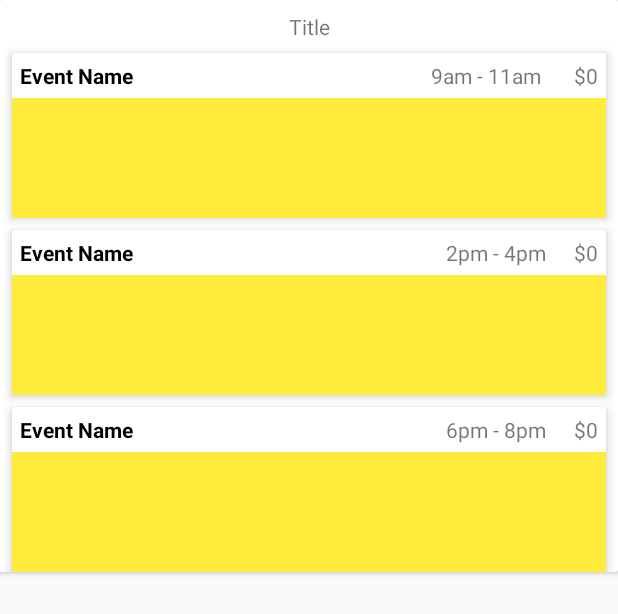
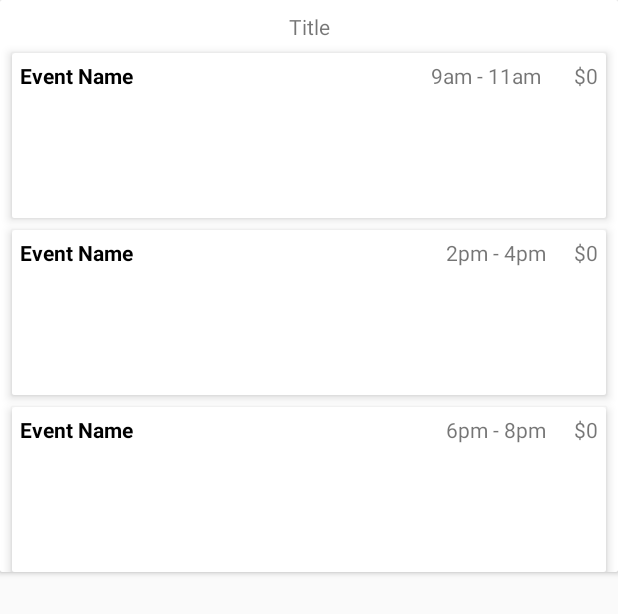
Before and after one commit to baes-of-fbu/Personalized-Itinerary-Generator-, an Android app: the layout item_day_plan.xml on its own in the app's theme, with its tools: preview values and no code run, on a phone screen of 412 x 824 dp. Shown: the top 614 px of the screen. Run offline under Robolectric (Android 15) with nearby library versions, the phone set to English and light mode, and no system bars.

Commit message:
Changed backgrounds to white

```diff
--- a/app/src/main/res/drawable/rounded_btn.xml
+++ b/app/src/main/res/drawable/rounded_btn.xml
@@ -9,5 +9,4 @@
         android:left="10dp"
         android:right="10dp"
         android:top="5dp"/>
-
 </shape>
--- a/app/src/main/res/layout/fragment_compose.xml
+++ b/app/src/main/res/layout/fragment_compose.xml
@@ -133,7 +133,7 @@
         android:id="@+id/toolbar"
         android:layout_width="match_parent"
         android:layout_height="wrap_content"
-        android:background="@color/LightSkyBlue"
+        android:background="@color/white"
         android:minHeight="?attr/actionBarSize"
         android:theme="?attr/actionBarTheme"
         app:layout_constraintEnd_toEndOf="parent"
@@ -141,6 +141,6 @@
         app:layout_constraintTop_toTopOf="parent"
         app:title="@string/compose_trip"
         app:titleMargin="6dp"
-        app:titleTextColor="@color/white" />
+        app:titleTextColor="@color/black" />
 
 </androidx.constraintlayout.widget.ConstraintLayout>
--- a/app/src/main/res/layout/item_achievment.xml
+++ b/app/src/main/res/layout/item_achievment.xml
@@ -27,7 +27,7 @@
             app:layout_constraintHorizontal_bias="1.0"
             app:layout_constraintStart_toStartOf="parent"
             app:layout_constraintTop_toTopOf="parent"
-            app:srcCompat="@android:color/holo_blue_light" />
+            app:srcCompat="@color/white" />
 
         <TextView
             android:id="@+id/tvAchievement"
--- a/app/src/main/res/layout/item_day_plan.xml
+++ b/app/src/main/res/layout/item_day_plan.xml
@@ -63,7 +63,7 @@
                     android:id="@+id/ivMorningImage"
                     android:layout_width="0dp"
                     android:layout_height="80dp"
-                    android:background="#FFEB3B"
+                    android:background="@color/white"
                     android:cropToPadding="true"
                     android:scaleType="centerCrop"
                     app:layout_constraintBottom_toBottomOf="parent"
@@ -130,7 +130,7 @@
                     android:id="@+id/ivAfternoonImage"
                     android:layout_width="0dp"
                     android:layout_height="80dp"
-                    android:background="#FFEB3B"
+                    android:background="@color/white"
                     android:cropToPadding="true"
                     android:scaleType="centerCrop"
                     app:layout_constraintBottom_toBottomOf="parent"
@@ -197,7 +197,7 @@
                     android:id="@+id/ivEveningImage"
                     android:layout_width="0dp"
                     android:layout_height="80dp"
-                    android:background="#FFEB3B"
+                    android:background="@color/white"
                     android:cropToPadding="true"
                     android:scaleType="centerCrop"
                     app:layout_constraintBottom_toBottomOf="parent"
--- a/app/src/main/res/layout/item_editable_day_plan.xml
+++ b/app/src/main/res/layout/item_editable_day_plan.xml
@@ -62,7 +62,7 @@
                     android:id="@+id/ivMorningImageEdit"
                     android:layout_width="0dp"
                     android:layout_height="80dp"
-                    android:background="#FFEB3B"
+                    android:background="@color/white"
                     android:cropToPadding="true"
                     android:scaleType="centerCrop"
                     app:layout_constraintBottom_toBottomOf="parent"
@@ -128,7 +128,7 @@
                     android:id="@+id/ivAfternoonImageEdit"
                     android:layout_width="0dp"
                     android:layout_height="80dp"
-                    android:background="#FFEB3B"
+                    android:background="@color/white"
                     android:cropToPadding="true"
                     android:scaleType="centerCrop"
                     app:layout_constraintBottom_toBottomOf="parent"
@@ -196,7 +196,7 @@
                     android:id="@+id/ivEveningImageEdit"
                     android:layout_width="0dp"
                     android:layout_height="80dp"
-                    android:background="#FFEB3B"
+                    android:background="@color/white"
                     android:cropToPadding="true"
                     android:scaleType="centerCrop"
                     app:layout_constraintBottom_toBottomOf="parent"
--- a/app/src/main/res/layout/item_event.xml
+++ b/app/src/main/res/layout/item_event.xml
@@ -39,6 +39,7 @@
             android:id="@+id/ivEventTile"
             android:layout_width="match_parent"
             android:layout_height="80dp"
-            app:srcCompat="@color/com_facebook_button_background_color_selected" />
+            android:background="@color/white"
+            app:srcCompat="@color/white" />
     </LinearLayout>
 </androidx.cardview.widget.CardView>
--- a/app/src/main/res/layout/item_post_profile.xml
+++ b/app/src/main/res/layout/item_post_profile.xml
@@ -21,7 +21,7 @@
             android:layout_width="167dp"
             android:layout_height="167dp"
             android:layout_marginBottom="8dp"
-            android:background="#00BCD4"
+            android:background="@color/white"
             android:scaleType="centerCrop"
             app:layout_constraintBottom_toBottomOf="parent"
             app:layout_constraintEnd_toEndOf="parent"
@@ -54,7 +54,7 @@
             android:layout_width="wrap_content"
             android:layout_height="wrap_content"
             android:layout_marginStart="8dp"
-            android:text="@string/budget_bold"
+            android:text="Budget: $"
             android:textAlignment="textEnd"
             android:textColor="@color/black"
             android:textSize="12sp"
@@ -65,7 +65,6 @@
             android:id="@+id/tvTripCost"
             android:layout_width="wrap_content"
             android:layout_height="wrap_content"
-            android:layout_marginStart="4dp"
             android:text="@string/dollar_sign"
             android:textAlignment="textStart"
             android:textColor="@color/black"
--- a/app/src/main/res/layout/item_tag.xml
+++ b/app/src/main/res/layout/item_tag.xml
@@ -17,7 +17,7 @@
             android:id="@+id/ivTagImage"
             android:layout_width="100dp"
             android:layout_height="100dp"
-            android:background="#00BCD4"
+            android:background="@color/white"
             android:scaleType="centerCrop"
             android:textColor="@color/white"
             android:textSize="14sp"
--- a/app/src/main/res/values/colors.xml
+++ b/app/src/main/res/values/colors.xml
@@ -5,7 +5,7 @@
     <color name="colorAccent">#FF0DBE</color>
     <color name="white">#FFFFFF</color>
     <color name="black">#000000</color>
-    <color name="LightSkyBlue">#CA87CEFA</color>
+    <color name="LightSkyBlue">#7F7FD5</color>
     <color name="signUpTransparent">#CAF1F6F8</color>
     <color name="pink">#FE90a5</color>
 </resources>
```
